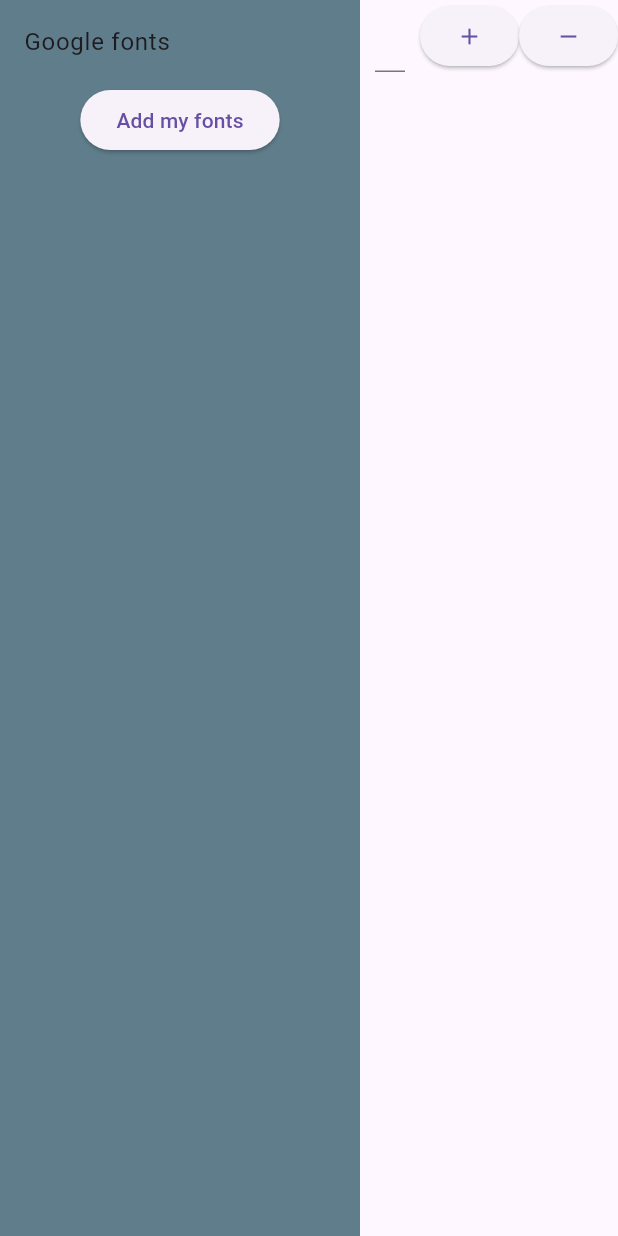
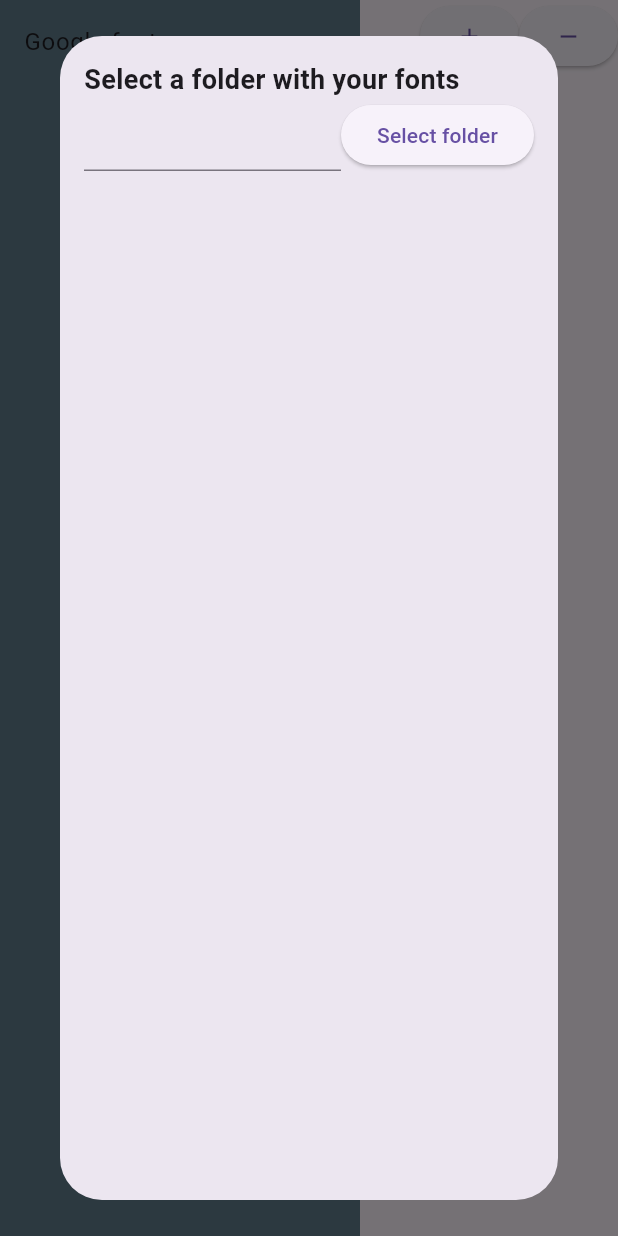
Before and after one commit to lohanidamodar/font_previewer, a Flutter app: the screen it shows after launch, after a tap on "Add my fonts", on a phone screen of 412 x 824 dp. Run offline on Flutter 3.47's test engine with Material 3 defaults, Android fonts, the phone set to English and light mode, and no system bars; our stand-ins replace file_picker, google_fonts.

Commit message:
pick folder and read file list

```diff
--- /dev/null
+++ b/lib/widgets/font_picker_dialog.dart
@@ -0,0 +1,63 @@
+import 'dart:io';
+
+import 'package:flutter/material.dart';
+import 'package:file_picker/file_picker.dart';
+
+class FontPickerDialog extends StatefulWidget {
+  const FontPickerDialog({super.key});
+
+  @override
+  State<FontPickerDialog> createState() => _FontPickerDialogState();
+}
+
+class _FontPickerDialogState extends State<FontPickerDialog> {
+  late TextEditingController _controller;
+  @override
+  void initState() {
+    super.initState();
+    _controller = TextEditingController();
+  }
+
+  pickFolder() async {
+    final selectedDirectory = await FilePicker.platform
+        .getDirectoryPath(dialogTitle: 'Select folder containing your fonts');
+    if (selectedDirectory != null) {
+      // load fonts in the directory
+      _controller.text = selectedDirectory;
+      final dir = Directory.fromUri(Uri.file(selectedDirectory));
+      final items = dir.listSync(recursive: true);
+      for (final item in items) {
+        if (item.statSync().type == FileSystemEntityType.file) {
+          print(item.path);
+        }
+      }
+    }
+  }
+
+  @override
+  Widget build(BuildContext context) {
+    return Container(
+      padding: EdgeInsets.all(16.0),
+      child: Column(
+        crossAxisAlignment: CrossAxisAlignment.start,
+        children: [
+          Text(
+            "Select a folder with your fonts",
+            style: TextStyle(fontWeight: FontWeight.bold, fontSize: 18.0),
+          ),
+          Row(
+            children: [
+              Expanded(
+                child: TextField(controller: _controller),
+              ),
+              ElevatedButton(
+                onPressed: pickFolder,
+                child: Text("Select folder"),
+              ),
+            ],
+          )
+        ],
+      ),
+    );
+  }
+}
--- a/lib/widgets/font_type_list.dart
+++ b/lib/widgets/font_type_list.dart
@@ -1,4 +1,5 @@
 import 'package:flutter/material.dart';
+import 'package:font_previewer/widgets/font_picker_dialog.dart';
 
 typedef OnTapFontType = Function(String);
 
@@ -20,7 +21,17 @@ class _FontTypeListState extends State<FontTypeList> {
           onTap: () => widget.onTapFontType('google'),
         ),
         Center(
-          child: ElevatedButton(onPressed: () {}, child: Text("Add my fonts")),
+          child: ElevatedButton(
+              onPressed: () {
+                showDialog(
+                    context: context,
+                    builder: (context) {
+                      return Dialog(
+                        child: FontPickerDialog(),
+                      );
+                    });
+              },
+              child: Text("Add my fonts")),
         ),
       ],
     );
```
